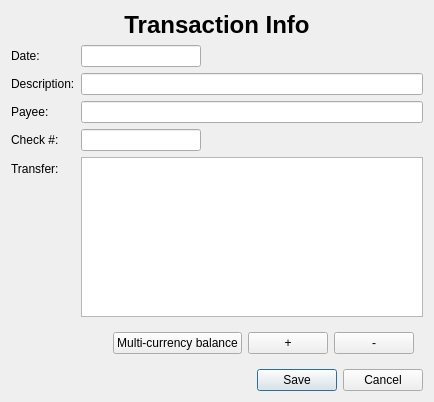
This is qt/ui/transaction_panel.ui in Mouchnino/moneyguru as Qt 5 draws it before an edit. The edited form follows.
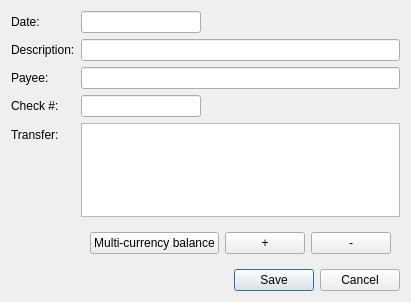
This is the edited form. Custom widgets are drawn as their Qt base class.

Patch:
```diff
--- a/qt/ui/transaction_panel.ui
+++ b/qt/ui/transaction_panel.ui
@@ -6,8 +6,8 @@
    <rect>
     <x>0</x>
     <y>0</y>
-    <width>434</width>
-    <height>402</height>
+    <width>385</width>
+    <height>302</height>
    </rect>
   </property>
   <property name="windowTitle">
@@ -17,23 +17,6 @@
    <bool>true</bool>
   </property>
   <layout class="QVBoxLayout" name="verticalLayout">
-   <item>
-    <widget class="QLabel" name="label">
-     <property name="font">
-      <font>
-       <pointsize>18</pointsize>
-       <weight>75</weight>
-       <bold>true</bold>
-      </font>
-     </property>
-     <property name="text">
-      <string>Transaction Info</string>
-     </property>
-     <property name="alignment">
-      <set>Qt::AlignCenter</set>
-     </property>
-    </widget>
-   </item>
    <item>
     <layout class="QFormLayout" name="formLayout">
      <property name="fieldGrowthPolicy">
```
